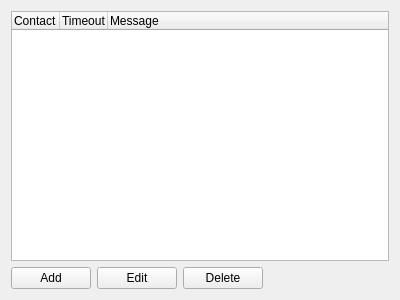
eyecu-im/eyecu-qt, file src/plugins/scheduler/scheduleroptions.ui: the form before one commit.
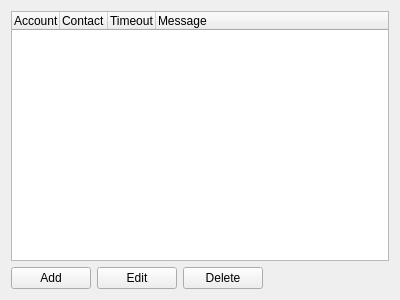
The form after the commit.

Patch:
```diff
--- a/src/plugins/scheduler/scheduleroptions.ui
+++ b/src/plugins/scheduler/scheduleroptions.ui
@@ -19,6 +19,14 @@
      <attribute name="headerDefaultSectionSize">
       <number>48</number>
      </attribute>
+     <attribute name="headerStretchLastSection">
+      <bool>true</bool>
+     </attribute>
+     <column>
+      <property name="text">
+       <string>Account</string>
+      </property>
+     </column>
      <column>
       <property name="text">
        <string>Contact</string>
```
Left out of the diff: 56 changed lines with no effect on the pictures.
